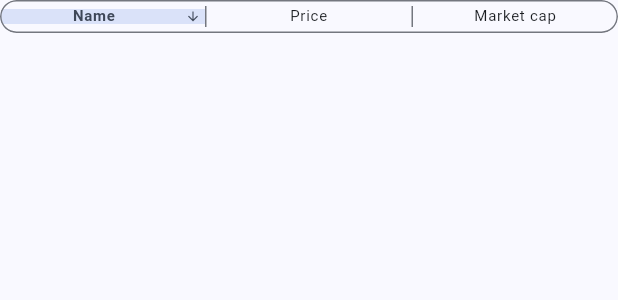
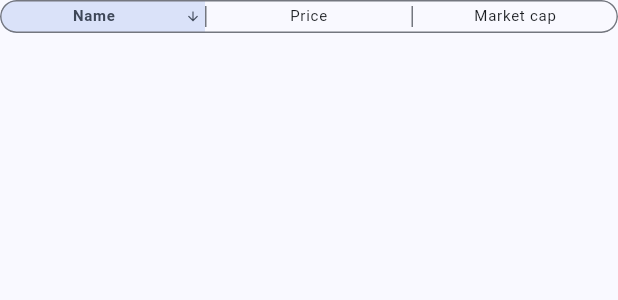
Before and after one commit to IvanTrusenev/crypto_informer, a Flutter app: the _SegmentedMarketSortBar widget shown alone on an empty page, opened directly with empty values, on a phone screen of 412 x 824 dp. Shown: the top 300 px of the screen. Run offline on Flutter 3.47's test engine with Material 3 defaults, Android fonts, the phone set to English and light mode, and no system bars; our stand-ins replace connectivity_plus, dio, fl_chart, flutter_riverpod, go_router, shared_preferences and 2 more; accounts and stored records are empty; network calls fail.

Commit message:
Sorting bar fix

```diff
--- a/lib/features/market/presentation/pages/market_page.dart
+++ b/lib/features/market/presentation/pages/market_page.dart
@@ -396,6 +396,7 @@ class _SegmentedMarketSortBar extends StatelessWidget {
       child: SizedBox(
         height: 22,
         child: Row(
+          crossAxisAlignment: CrossAxisAlignment.stretch,
           children: [
             Expanded(
               child: _SortSegment(
@@ -463,9 +464,11 @@ class _SortSegment extends StatelessWidget {
       color: selected ? scheme.secondaryContainer : Colors.transparent,
       child: InkWell(
         onTap: onTap,
+        child: SizedBox.expand(
           child: Padding(
             padding: const EdgeInsets.symmetric(horizontal: 3),
             child: Row(
+              mainAxisAlignment: MainAxisAlignment.center,
               children: [
                 Expanded(
                   child: Text(
@@ -493,6 +496,7 @@ class _SortSegment extends StatelessWidget {
                   ),
                 ],
               ],
+            ),
           ),
         ),
       ),
```
Lines whose indentation alone changed are shown as unchanged.
